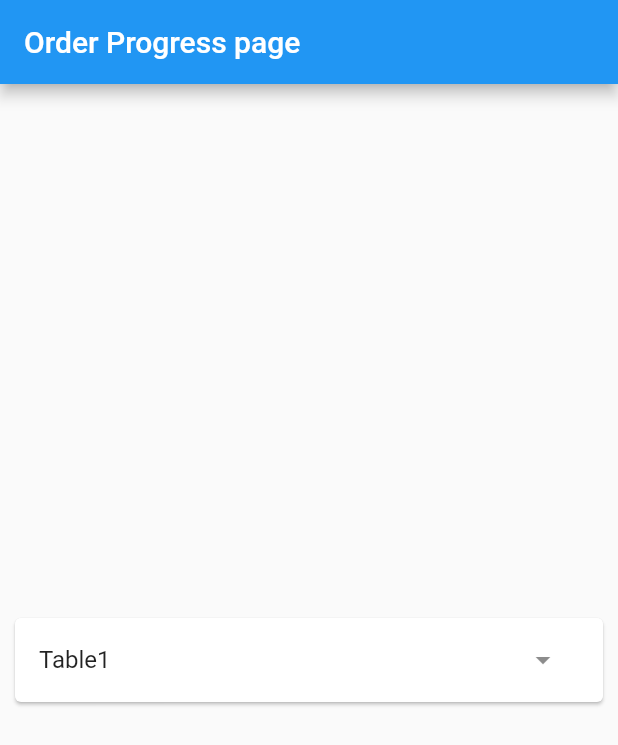
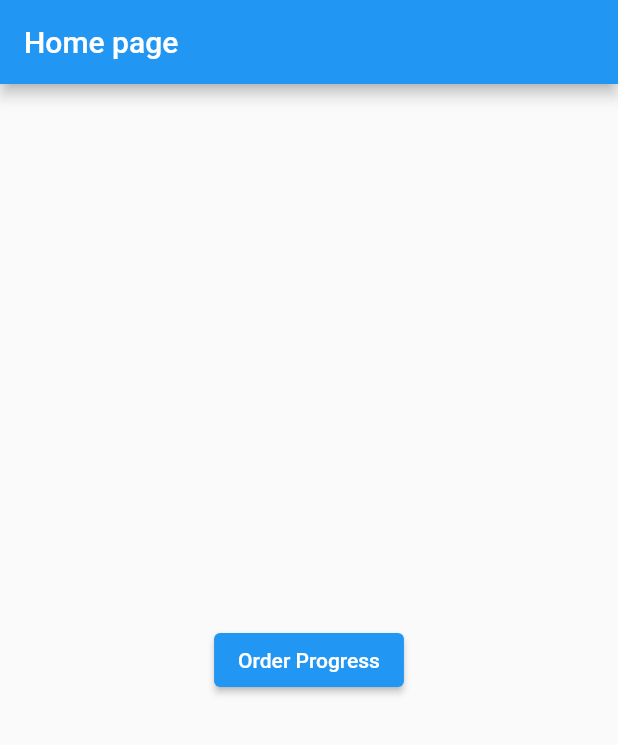
Before and after one commit to ilhamhakimi21/BurgerJoint-Ordering-System, a Flutter app: the screen it shows after launch, on a phone screen of 412 x 824 dp. Shown: the top 745 px of the screen. Run offline on Flutter 3.47's test engine with Material 2 defaults, Android fonts, the phone set to English and light mode, and no system bars.

Commit message:
Created route for Order Progress page. Route can receive arguments. Can also track state variable changes throughout the app.

```diff
--- a/lib/main.dart
+++ b/lib/main.dart
@@ -1,6 +1,6 @@
 //BurgerJoint-Ordering-System main app
 import 'package:flutter/material.dart';
-import './accordion_card.dart';
+import './OrderProgressPage.dart';
 import './accordion_class.dart';
 
 void main() {
@@ -17,7 +17,13 @@
       theme: ThemeData(
         primarySwatch: Colors.blue,
       ),
-      home: const MyHomePage(title: 'Order Progress page'),
+      initialRoute: '/', //don't define home when using initialRoute
+      routes: {
+        '/': (context) =>
+        const MyHomePage(title: 'Home page'),
+        '/OrderProgress': (context) =>
+        const OrderProgressPage(title: 'Order Progress'),
+      },
     );
   }
 }
@@ -47,15 +53,15 @@
         child: Column(
           mainAxisAlignment: MainAxisAlignment.center,
           children: <Widget>[
-            Column(
-              children: accordions.map((accordion) => AccordionCard(
-                  accordion: accordion,
-                  delete: () {
-                    setState(() {
-                      accordions.remove(accordion);
-                    });
-                  }
-              )).toList(),
+            ElevatedButton(
+                onPressed: () {
+                  Navigator.pushNamed(
+                    context,
+                    '/OrderProgress',
+                    arguments: accordions,
+                  );
+                },
+                child: const Text('Order Progress')
             ),
           ],
         ),
```
Also changed, not shown: lib/OrderProgressPage.dart (added, +41 -0 lines).
